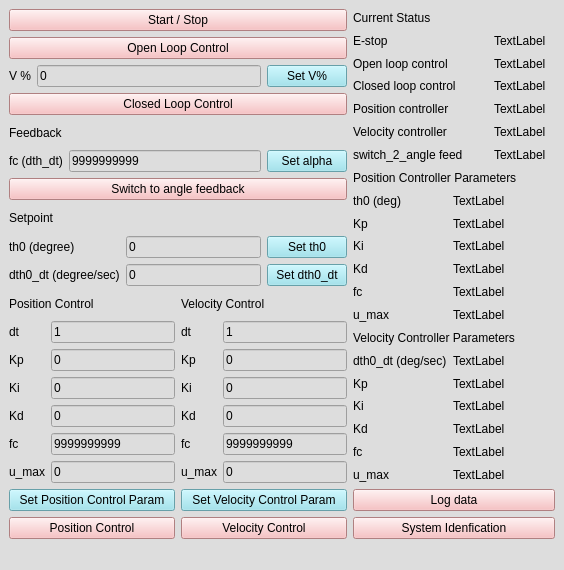
abhinayh56/Motor-control, file py_interface/gui/py_gui.ui: the form before one commit.
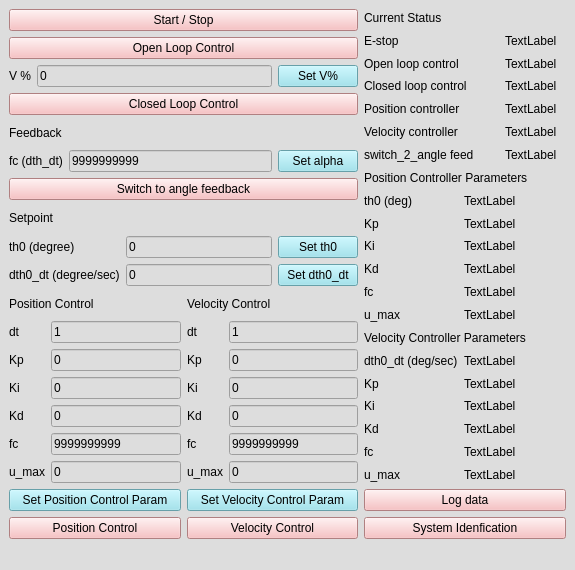
The form after the commit. Icons and pictures are not drawn.

```diff
--- a/py_interface/gui/py_gui.ui
+++ b/py_interface/gui/py_gui.ui
@@ -6,7 +6,7 @@
    <rect>
     <x>0</x>
     <y>0</y>
-    <width>564</width>
+    <width>575</width>
     <height>570</height>
    </rect>
   </property>
```
Left out of the diff: 22 changed lines with no effect on the pictures.
